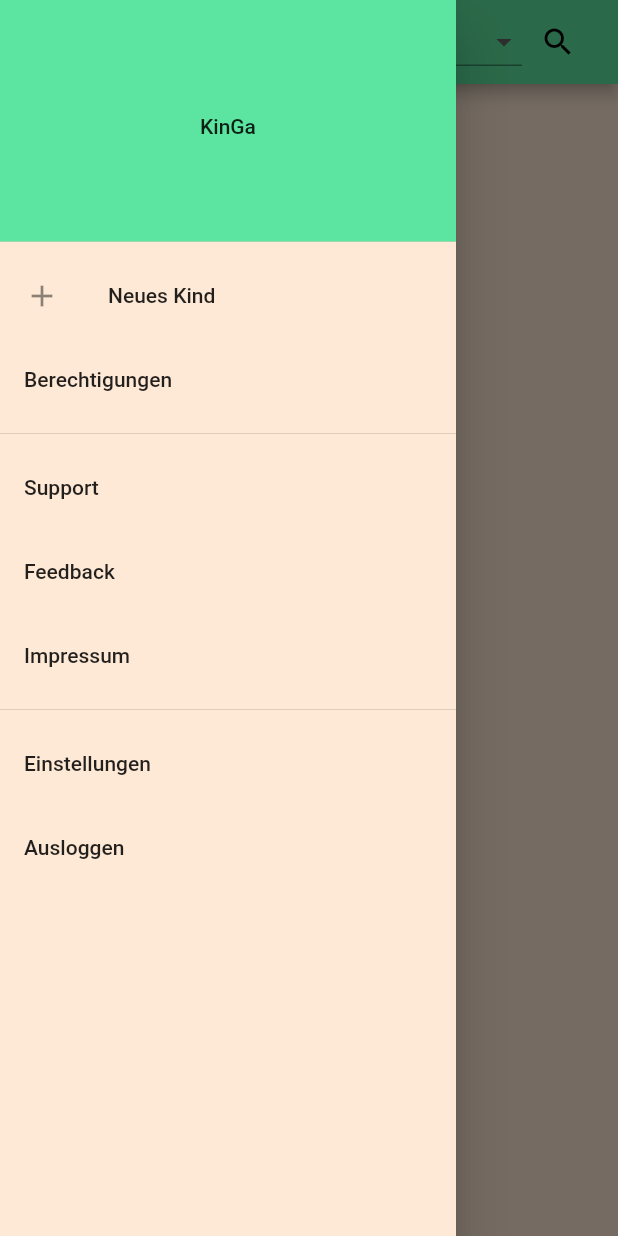
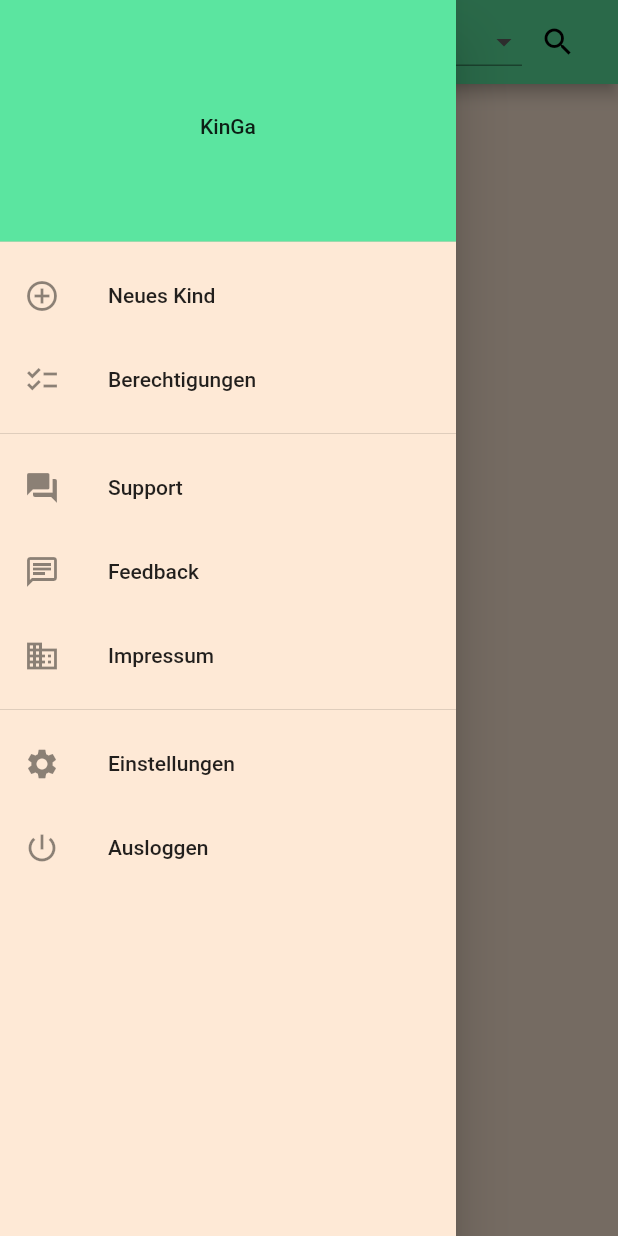
Before and after one commit to ManfredStoiber/KinGa, a Flutter app: the screen it shows after launch, with the side drawer open, on a phone screen of 412 x 824 dp. Run offline on Flutter 3.47's test engine with Material 2 defaults, Android fonts, the phone set to English and light mode, and no system bars; our stand-ins replace cloud_firestore, firebase_core, flutter_svg, get_it, image_cropper, image_picker; accounts and stored records are empty.

Commit message:
Added icons in navigation drawer

```diff
--- a/lib/ui/AttendanceScreen.dart
+++ b/lib/ui/AttendanceScreen.dart
@@ -117,13 +117,14 @@ class _AttendanceScreenState extends State<AttendanceScreen> {
                 onTap: () {
                   Navigator.pop(context);
                 },
-                leading: Icon(Icons.add),
+                leading: Icon(Icons.add_circle_outline),
               ),
               ListTile(
                 title: const Text('Berechtigungen'),
                 onTap: () {
                   Navigator.pop(context);
                 },
+                leading: Icon(Icons.checklist),
               ),
               Divider(),
               ListTile(
@@ -131,18 +132,21 @@ class _AttendanceScreenState extends State<AttendanceScreen> {
                 onTap: () {
                   Navigator.pop(context);
                 },
+                leading: Icon(Icons.question_answer),
               ),
               ListTile(
                 title: const Text('Feedback'),
                 onTap: () {
                   Navigator.pop(context);
                 },
+                leading: Icon(Icons.chat_outlined),
               ),
               ListTile(
                 title: const Text('Impressum'),
                 onTap: () {
                   Navigator.pop(context);
                 },
+                leading: Icon(Icons.domain),
               ),
               Divider(),
               ListTile(
@@ -150,12 +154,14 @@ class _AttendanceScreenState extends State<AttendanceScreen> {
                 onTap: () {
                   Navigator.pop(context);
                 },
+                leading: Icon(Icons.settings),
               ),
               ListTile(
                 title: const Text('Ausloggen'),
                 onTap: () {
                   Navigator.pop(context);
                 },
+                leading: Icon(Icons.power_settings_new),
               ),
             ],
           ),
```
